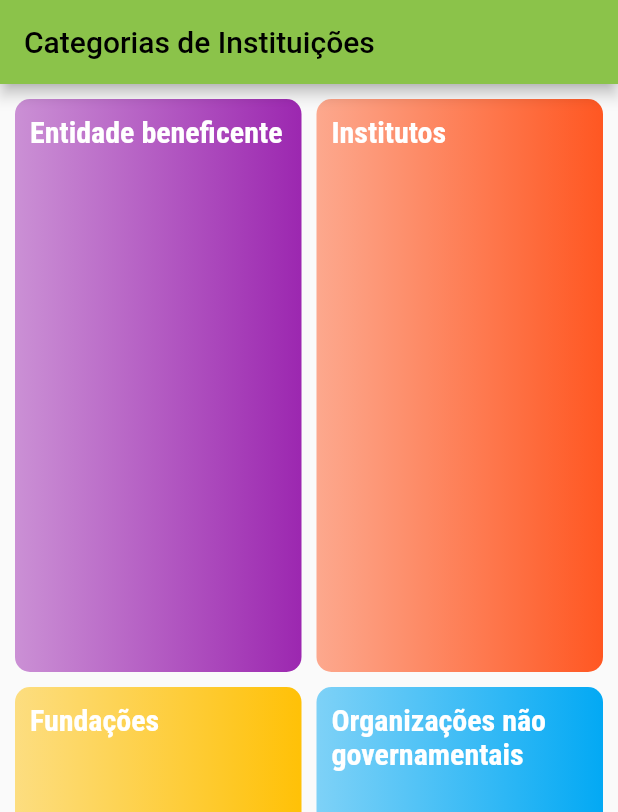
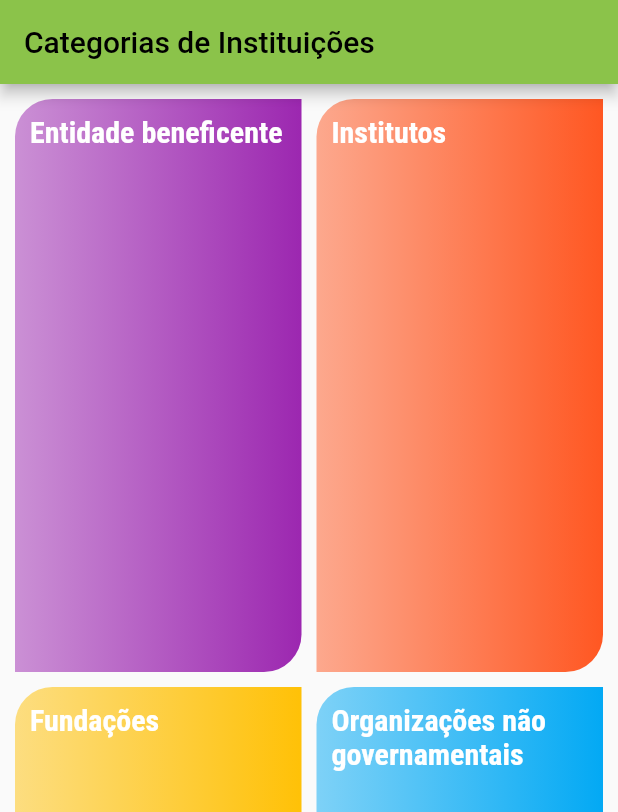
Before and after one commit to gabrielcastroo/appFlutterPDM, a Flutter app: the screen it shows after launch, on a phone screen of 412 x 824 dp. Shown: the top 812 px of the screen. Run offline on Flutter 3.47's test engine with Material 2 defaults, Android fonts, the phone set to English and light mode, and no system bars.

Commit message:
add some radius on border of elements cards

```diff
--- a/lib/components/category_item.dart
+++ b/lib/components/category_item.dart
@@ -11,14 +11,21 @@ class CategoryItem extends StatelessWidget {
     Navigator.of(context).pushNamed(
       AppRoutes.CATEGORIES_INSTITUTES,
       arguments: category,
-      );
+    );
   }
 
   @override
   Widget build(BuildContext context) {
     return InkWell(
-      onTap: (() { _selectCategory(context);}),
-      borderRadius: BorderRadius.circular(10),
+      onTap: (() {
+        _selectCategory(context);
+      }),
+      borderRadius: const BorderRadius.only(
+        topLeft: Radius.circular(65),
+        bottomRight: Radius.circular(15),
+        topRight: Radius.zero,
+        bottomLeft: Radius.zero,
+      ),
       splashColor: Theme.of(context).primaryColor,
       child: Container(
         padding: const EdgeInsets.all(10),
@@ -27,7 +34,12 @@ class CategoryItem extends StatelessWidget {
           style: Theme.of(context).textTheme.titleMedium,
         ),
         decoration: BoxDecoration(
-            borderRadius: BorderRadius.circular(10),
+            borderRadius: const BorderRadius.only(
+              topLeft: Radius.circular(25),
+              bottomRight: Radius.circular(25),
+              topRight: Radius.zero,
+              bottomLeft: Radius.zero,
+            ),
             gradient: LinearGradient(colors: [
               category.color.withOpacity(0.5),
               category.color,
--- a/lib/main.dart
+++ b/lib/main.dart
@@ -29,6 +29,10 @@ class _MyAppState extends State<MyApp> {
   }
 
 
+  bool _isFavorite(Institutes institutes){
+    return _favoriteInstitutes.contains(institutes);
+  }
+
   @override
   Widget build(BuildContext context) {
     return MaterialApp(
@@ -48,7 +52,7 @@ class _MyAppState extends State<MyApp> {
       routes: {
         AppRoutes.HOME:(context) => TabsScreen(_favoriteInstitutes),
         AppRoutes.CATEGORIES_INSTITUTES:(context) => CategoriesInstitutesScreen(),
-        AppRoutes.INSTITUTES_DETAILS:(context) => InstituteDetailsScreen(_toggleFavorite)
+        AppRoutes.INSTITUTES_DETAILS:(context) => InstituteDetailsScreen(_toggleFavorite,_isFavorite)
       }
     );
   }
--- a/lib/src/features/details/presentation/view/page/institutes_details_screen.dart
+++ b/lib/src/features/details/presentation/view/page/institutes_details_screen.dart
@@ -7,7 +7,9 @@ class InstituteDetailsScreen extends StatelessWidget {
 
   final Function(Institutes) onToggleFavorite;
 
-  const InstituteDetailsScreen(this.onToggleFavorite);
+  final bool Function(Institutes) isFavorite;
+
+  const InstituteDetailsScreen(this.onToggleFavorite, this.isFavorite);
 
   @override
   Widget build(BuildContext context) {
@@ -75,7 +77,7 @@ class InstituteDetailsScreen extends StatelessWidget {
         ),
       ),
       floatingActionButton: FloatingActionButton(
-        child: const Icon(Icons.favorite),
+        child: Icon(isFavorite(institute) ? Icons.favorite : Icons.favorite_border),
         onPressed: () {
           onToggleFavorite(institute);
         }
```
Also changed, not shown: lib/components/institute_item.dart (+11 -4 lines).
